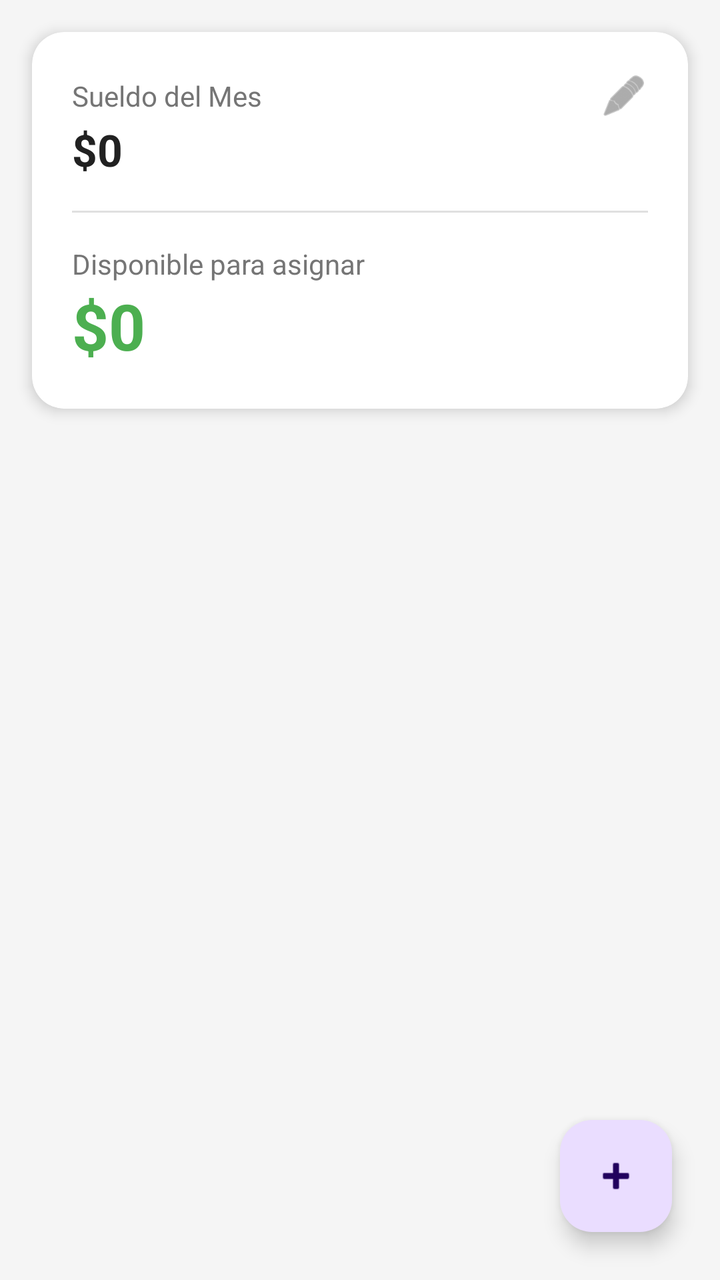
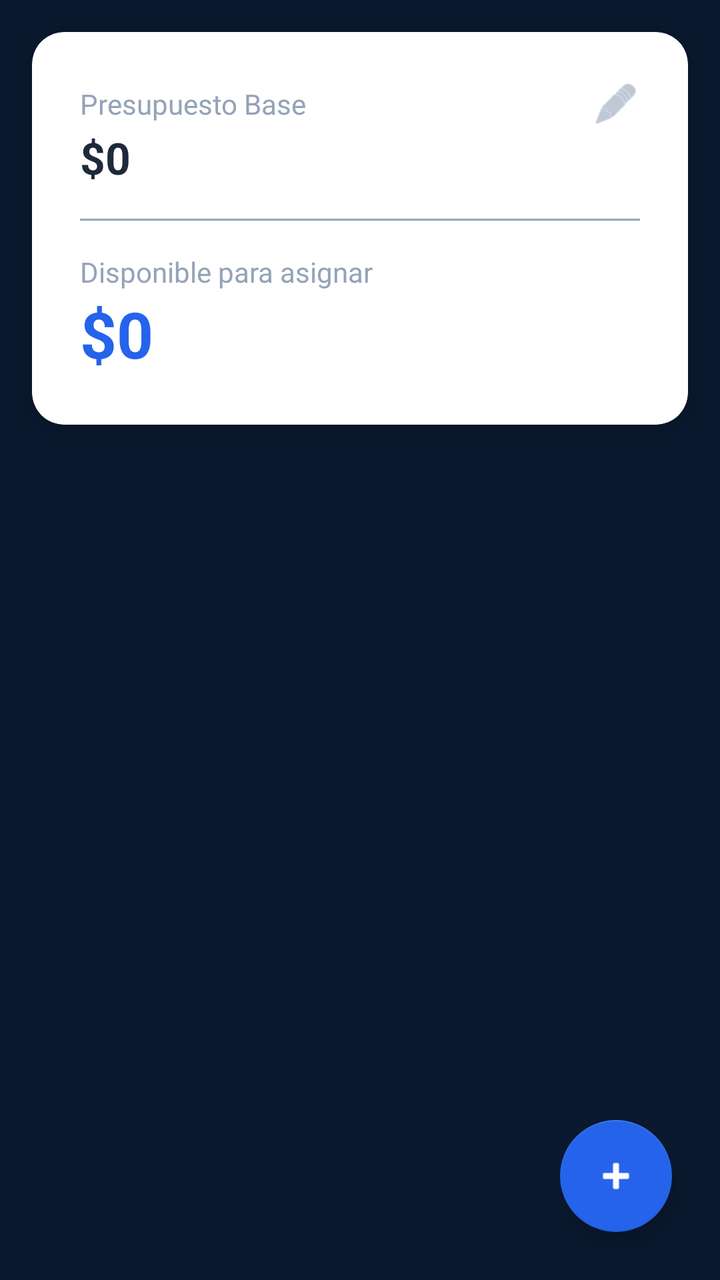

Before-and-after screenshots of an Android layout around one commit, followed by the original layout XML and the change that was made.
<!-- AndroidManifest.xml: application theme Theme.GFD -->
<!-- res/layout/activity_main.xml -->
<?xml version="1.0" encoding="utf-8"?>
<androidx.constraintlayout.widget.ConstraintLayout xmlns:android="http://schemas.android.com/apk/res/android"
    xmlns:app="http://schemas.android.com/apk/res-auto"
    android:layout_width="match_parent"
    android:layout_height="match_parent"
    android:background="#F5F5F5">

    
    <androidx.cardview.widget.CardView
        android:id="@+id/cardResumen"
        android:layout_width="match_parent"
        android:layout_height="wrap_content"
        android:layout_margin="16dp"
        app:cardCornerRadius="16dp"
        app:cardElevation="4dp"
        app:layout_constraintTop_toTopOf="parent">

        <LinearLayout
            android:layout_width="match_parent"
            android:layout_height="wrap_content"
            android:orientation="vertical"
            android:padding="20dp">

            <LinearLayout
                android:layout_width="match_parent"
                android:layout_height="wrap_content"
                android:orientation="horizontal"
                android:gravity="center_vertical">

                <TextView
                    android:layout_width="0dp"
                    android:layout_height="wrap_content"
                    android:layout_weight="1"
                    android:text="Sueldo del Mes"
                    android:textColor="#757575"
                    android:textSize="14sp" />

                
                <ImageView
                    android:id="@+id/btnEditarSueldo"
                    android:layout_width="24dp"
                    android:layout_height="24dp"
                    android:src="@android:drawable/ic_menu_edit"
                    app:tint="#757575"/>
            </LinearLayout>

            <TextView
                android:id="@+id/tvSueldoTotal"
                android:layout_width="match_parent"
                android:layout_height="wrap_content"
                android:text="$0"
                android:textSize="22sp"
                android:textStyle="bold"
                android:textColor="#212121" />

            <View
                android:layout_width="match_parent"
                android:layout_height="1dp"
                android:background="#E0E0E0"
                android:layout_marginTop="16dp"
                android:layout_marginBottom="16dp"/>

            <TextView
                android:layout_width="match_parent"
                android:layout_height="wrap_content"
                android:text="Disponible para asignar"
                android:textColor="#757575"
                android:textSize="14sp" />

            <TextView
                android:id="@+id/tvSaldoDisponible"
                android:layout_width="match_parent"
                android:layout_height="wrap_content"
                android:text="$0"
                android:textSize="32sp"
                android:textStyle="bold"
                android:textColor="#4CAF50" /> 

        </LinearLayout>
    </androidx.cardview.widget.CardView>

    
    <androidx.recyclerview.widget.RecyclerView
        android:id="@+id/recyclerViewCategorias"
        android:layout_width="match_parent"
        android:layout_height="0dp"
        android:layout_marginTop="8dp"
        app:layout_constraintTop_toBottomOf="@id/cardResumen"
        app:layout_constraintBottom_toBottomOf="parent" />

    
    <com.google.android.material.floatingactionbutton.FloatingActionButton
        android:id="@+id/fabAgregarCategoria"
        android:layout_width="wrap_content"
        android:layout_height="wrap_content"
        android:layout_margin="24dp"
        android:src="@android:drawable/ic_input_add"
        app:layout_constraintBottom_toBottomOf="parent"
        app:layout_constraintEnd_toEndOf="parent" />

</androidx.constraintlayout.widget.ConstraintLayout>
<!-- resources referenced by this layout -->
<resources>
  <style name="Theme.GFD" parent="Base.Theme.GFD" />
  <style name="Base.Theme.GFD" parent="Theme.Material3.DayNight.NoActionBar">
          
          
      </style>
</resources>

<!-- the commit's change to res/layout/activity_main.xml (unified diff, before → after) -->
@@ -3,7 +3,7 @@
     xmlns:app="http://schemas.android.com/apk/res-auto"
     android:layout_width="match_parent"
     android:layout_height="match_parent"
-    android:background="#F5F5F5">
+    android:background="@color/azul_noche">
 
     
     <androidx.cardview.widget.CardView
@@ -11,15 +11,16 @@
         android:layout_width="match_parent"
         android:layout_height="wrap_content"
         android:layout_margin="16dp"
+        app:cardBackgroundColor="@color/blanco_puro"
         app:cardCornerRadius="16dp"
-        app:cardElevation="4dp"
+        app:cardElevation="8dp"
         app:layout_constraintTop_toTopOf="parent">
 
         <LinearLayout
             android:layout_width="match_parent"
             android:layout_height="wrap_content"
             android:orientation="vertical"
-            android:padding="20dp">
+            android:padding="24dp">
 
             <LinearLayout
                 android:layout_width="match_parent"
@@ -31,8 +32,8 @@
                     android:layout_width="0dp"
                     android:layout_height="wrap_content"
                     android:layout_weight="1"
-                    android:text="Sueldo del Mes"
-                    android:textColor="#757575"
+                    android:text="Presupuesto Base"
+                    android:textColor="@color/gris_pizarra"
                     android:textSize="14sp" />
 
                 
@@ -41,9 +42,10 @@
                     android:layout_width="24dp"
                     android:layout_height="24dp"
                     android:src="@android:drawable/ic_menu_edit"
-                    app:tint="#757575"/>
+                    app:tint="@color/gris_pizarra"/>
             </LinearLayout>
 
+            
             <TextView
                 android:id="@+id/tvSueldoTotal"
                 android:layout_width="match_parent"
@@ -51,12 +53,12 @@
                 android:text="$0"
                 android:textSize="22sp"
                 android:textStyle="bold"
-                android:textColor="#212121" />
+                android:textColor="@color/negro_carbon" />
 
             <View
                 android:layout_width="match_parent"
                 android:layout_height="1dp"
-                android:background="#E0E0E0"
+                android:background="@color/gris_pizarra"
                 android:layout_marginTop="16dp"
                 android:layout_marginBottom="16dp"/>
 
@@ -64,9 +66,10 @@
                 android:layout_width="match_parent"
                 android:layout_height="wrap_content"
                 android:text="Disponible para asignar"
-                android:textColor="#757575"
+                android:textColor="@color/gris_pizarra"
                 android:textSize="14sp" />
 
+            
             <TextView
                 android:id="@+id/tvSaldoDisponible"
                 android:layout_width="match_parent"
@@ -74,7 +77,7 @@
                 android:text="$0"
                 android:textSize="32sp"
                 android:textStyle="bold"
-                android:textColor="#4CAF50" /> 
+                android:textColor="@color/azul_tecnologico" /> 
 
         </LinearLayout>
     </androidx.cardview.widget.CardView>
@@ -84,9 +87,11 @@
         android:id="@+id/recyclerViewCategorias"
         android:layout_width="match_parent"
         android:layout_height="0dp"
-        android:layout_marginTop="8dp"
+        android:layout_marginTop="24dp"
+        android:clipToPadding="false"
+        android:paddingBottom="88dp"
         app:layout_constraintTop_toBottomOf="@id/cardResumen"
-        app:layout_constraintBottom_toBottomOf="parent" />
+        app:layout_constraintBottom_toBottomOf="parent"/>
 
     
     <com.google.android.material.floatingactionbutton.FloatingActionButton
@@ -95,6 +100,8 @@
         android:layout_height="wrap_content"
         android:layout_margin="24dp"
         android:src="@android:drawable/ic_input_add"
+        app:backgroundTint="@color/azul_tecnologico"
+        app:tint="@color/blanco_puro"
         app:layout_constraintBottom_toBottomOf="parent"
         app:layout_constraintEnd_toEndOf="parent" />
 
<!-- resource entries referenced after the edit -->
@@ -1,9 +1,28 @@
 <!-- resources referenced by this layout -->
 <resources>
-  <style name="Theme.GFD" parent="Base.Theme.GFD" />
-  <style name="Base.Theme.GFD" parent="Theme.Material3.DayNight.NoActionBar">
+  <color name="azul_noche">#0A192F</color>
+  <color name="azul_tecnologico">#2563EB</color>
+  <color name="blanco_puro">#FFFFFF</color>
+  <color name="gris_pizarra">#94A3B8</color>
+  <color name="negro_carbon">#1E293B</color>
+  <style name="Theme.GFD" parent="Theme.MaterialComponents.DayNight.NoActionBar">
+  
+          <item name="android:windowAnimationStyle">@android:style/Animation.Activity</item>
+  
           
+          <item name="colorPrimary">@color/azul_tecnologico</item>
+          <item name="colorPrimaryVariant">@color/azul_noche</item>
+          <item name="colorOnPrimary">@color/blanco_puro</item>
+  
           
+          <item name="android:windowBackground">@color/azul_noche</item>
+  
+          
+          <item name="android:textColor">@color/blanco_puro</item>
+  
+          
+          <item name="android:statusBarColor">@color/azul_noche</item>
+          <item name="android:windowLightStatusBar">false</item>
       </style>
 </resources>
 
